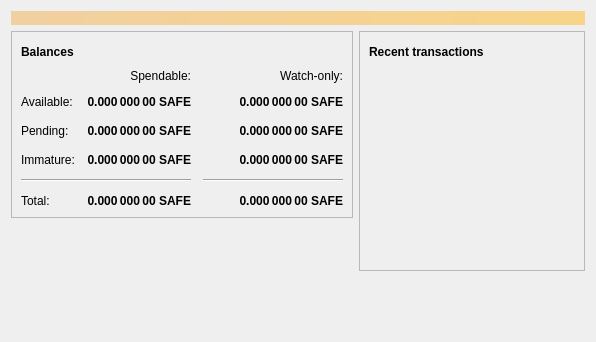
Old version of the form src/qt/forms/overviewpage.ui in the repository genesis-extensions/genesis.
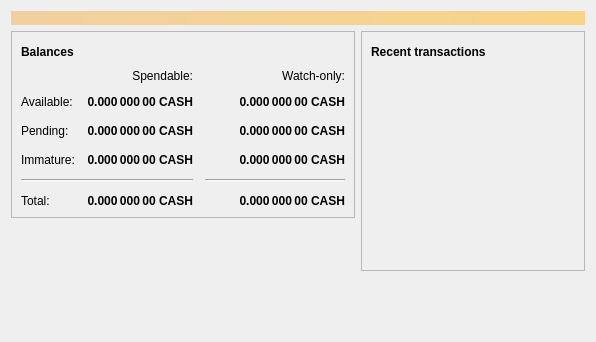
New version of the form. Icons and pictures are not drawn.

Commit message: Symbol Change from SAFE to CASH

Patch:
```diff
--- a/src/qt/forms/overviewpage.ui
+++ b/src/qt/forms/overviewpage.ui
@@ -129,7 +129,7 @@
                <string>Unconfirmed transactions to watch-only addresses</string>
               </property>
               <property name="text">
-               <string notr="true">0.000 000 00 SAFE</string>
+               <string notr="true">0.000 000 00 CASH</string>
               </property>
               <property name="alignment">
                <set>Qt::AlignRight|Qt::AlignTrailing|Qt::AlignVCenter</set>
@@ -154,7 +154,7 @@
                <string>Total of transactions that have yet to be confirmed, and do not yet count toward the spendable balance</string>
               </property>
               <property name="text">
-               <string notr="true">0.000 000 00 SAFE</string>
+               <string notr="true">0.000 000 00 CASH</string>
               </property>
               <property name="alignment">
                <set>Qt::AlignRight|Qt::AlignTrailing|Qt::AlignVCenter</set>
@@ -179,7 +179,7 @@
                <string>Mined balance in watch-only addresses that has not yet matured</string>
               </property>
               <property name="text">
-               <string notr="true">0.000 000 00 SAFE</string>
+               <string notr="true">0.000 000 00 CASH</string>
               </property>
               <property name="alignment">
                <set>Qt::AlignRight|Qt::AlignTrailing|Qt::AlignVCenter</set>
@@ -237,7 +237,7 @@
                <string>Mined balance that has not yet matured</string>
               </property>
               <property name="text">
-               <string notr="true">0.000 000 00 SAFE</string>
+               <string notr="true">0.000 000 00 CASH</string>
               </property>
               <property name="alignment">
                <set>Qt::AlignRight|Qt::AlignTrailing|Qt::AlignVCenter</set>
@@ -282,7 +282,7 @@
                <string>Your current total balance</string>
               </property>
               <property name="text">
-               <string notr="true">0.000 000 00 SAFE</string>
+               <string notr="true">0.000 000 00 CASH</string>
               </property>
               <property name="alignment">
                <set>Qt::AlignRight|Qt::AlignTrailing|Qt::AlignVCenter</set>
@@ -307,7 +307,7 @@
                <string>Current total balance in watch-only addresses</string>
               </property>
               <property name="text">
-               <string notr="true">0.000 000 00 SAFE</string>
+               <string notr="true">0.000 000 00 CASH</string>
               </property>
               <property name="alignment">
                <set>Qt::AlignRight|Qt::AlignTrailing|Qt::AlignVCenter</set>
@@ -349,7 +349,7 @@
                <string>Your current spendable balance</string>
               </property>
               <property name="text">
-               <string notr="true">0.000 000 00 SAFE</string>
+               <string notr="true">0.000 000 00 CASH</string>
               </property>
               <property name="alignment">
                <set>Qt::AlignRight|Qt::AlignTrailing|Qt::AlignVCenter</set>
@@ -374,7 +374,7 @@
                <string>Your current balance in watch-only addresses</string>
               </property>
               <property name="text">
-               <string notr="true">0.000 000 00 SAFE</string>
+               <string notr="true">0.000 000 00 CASH</string>
               </property>
               <property name="alignment">
                <set>Qt::AlignRight|Qt::AlignTrailing|Qt::AlignVCenter</set>
```
The commit also changes 39 other files.
